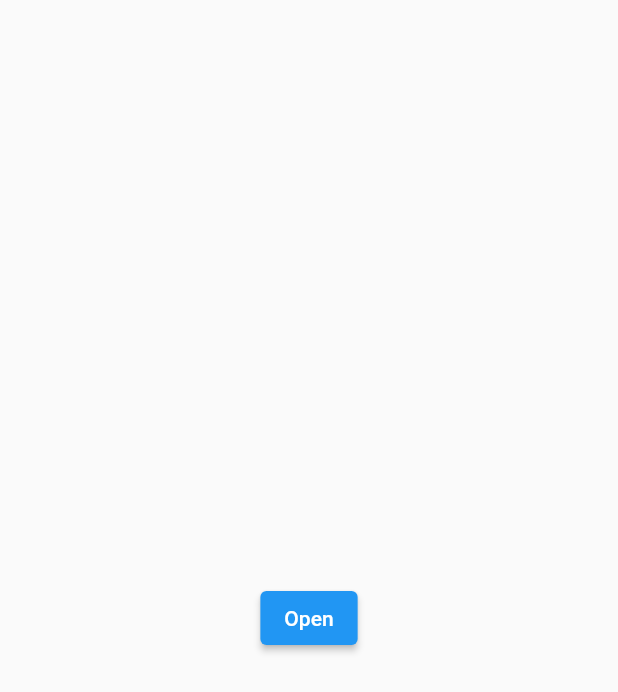
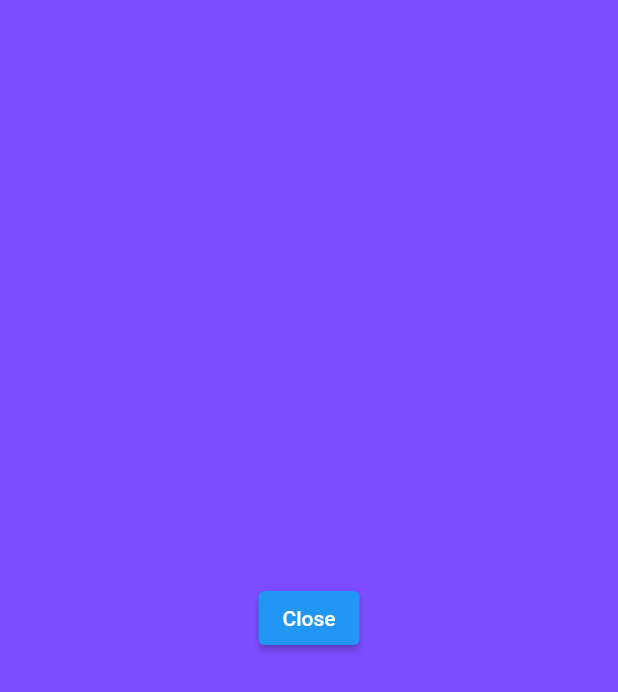
Before and after one commit to satyam-seth-learnings/flutter_experiments, a Flutter app: the screen it shows after launch, after a tap on "Open", on a phone screen of 412 x 824 dp. Shown: the top 692 px of the screen. Run offline on Flutter 3.47's test engine with Material 2 defaults, Android fonts, the phone set to English and light mode, and no system bars; missing offline and left inert: fraction, random_color.

Commit message:
update responsive detail

```diff
--- a/responsive layout/responsive_detail/lib/responsive.dart
+++ b/responsive layout/responsive_detail/lib/responsive.dart
@@ -1,8 +1,7 @@
 import 'package:flutter/material.dart';
 import 'package:responsive_detail/screens/intro.dart';
-
-import 'screens/tab.dart';
-import 'widgets/stacked.dart';
+import 'package:responsive_detail/screens/tab.dart';
+import 'package:responsive_detail/widgets/stacked.dart';
 
 class ResponsiveWidget extends StatefulWidget {
   const ResponsiveWidget({super.key});
@@ -45,7 +44,13 @@ class _ResponsiveWidgetState extends State<ResponsiveWidget> {
             )
           ]);
         } else {
-          return TabbedScreen(onPressed: onPressed);
+          return StackedWidget(
+            backgroundWidget: Expanded(
+              child: TabbedScreen(onPressed: onPressed),
+            ),
+            isOpened: isOpened,
+            onPressed: onPressed,
+          );
         }
       }),
     );
--- a/responsive layout/responsive_detail/lib/screens/detail.dart
+++ b/responsive layout/responsive_detail/lib/screens/detail.dart
@@ -12,13 +12,13 @@ class DetailScreen extends StatefulWidget {
 class _DetailScreenState extends State<DetailScreen> {
   @override
   Widget build(BuildContext context) {
-    return Scaffold(
-        body: Container(
+    return Container(
+      alignment: Alignment.center,
       color: Colors.deepPurpleAccent,
       child: ElevatedButton(
         onPressed: () => widget.onPressed(),
         child: const Text('Close'),
       ),
-    ));
+    );
   }
 }
--- a/responsive layout/responsive_detail/lib/widgets/stacked.dart
+++ b/responsive layout/responsive_detail/lib/widgets/stacked.dart
@@ -1,6 +1,6 @@
-import 'package:flutter/material.dart';
+import 'package:flutter/cupertino.dart';
 
-import '../screens/tab.dart';
+import '../screens/detail.dart';
 
 class StackedWidget extends StatefulWidget {
   const StackedWidget(
@@ -20,22 +20,16 @@ class StackedWidget extends StatefulWidget {
 class _StackedWidgetState extends State<StackedWidget> {
   @override
   Widget build(BuildContext context) {
-    return Scaffold(
-      body: Scaffold(
-        body: SizedBox(
-          height: double.maxFinite,
-          width: double.maxFinite,
+    return Expanded(
       child: Stack(
         children: [
           widget.backgroundWidget,
           Visibility(
             visible: widget.isOpened,
-                child: TabbedScreen(onPressed: widget.onPressed),
+            child: DetailScreen(onPressed: widget.onPressed),
           )
         ],
       ),
-        ),
-      ),
-    );
+    ); //SizedBox
   }
 }
```
Also changed, not shown: responsive layout/responsive_detail/lib/main.dart (+1 -11 lines), 1 other file. Lines whose indentation alone changed are shown as unchanged.
